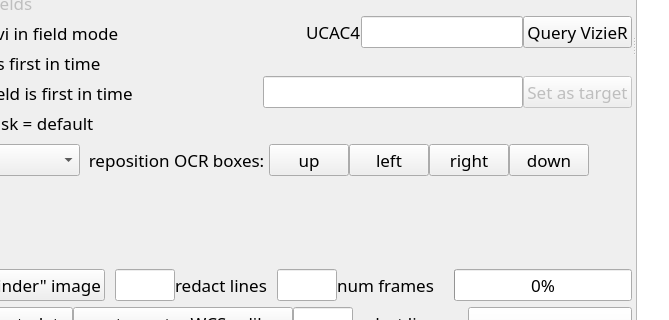
Qt form src/pymovie/PyMovie.ui (bob-anderson-ok/pymovie) before a commit; both pictures show x 107 to 776 and y 323 to 643 of the 1072 by 996 pixel window.
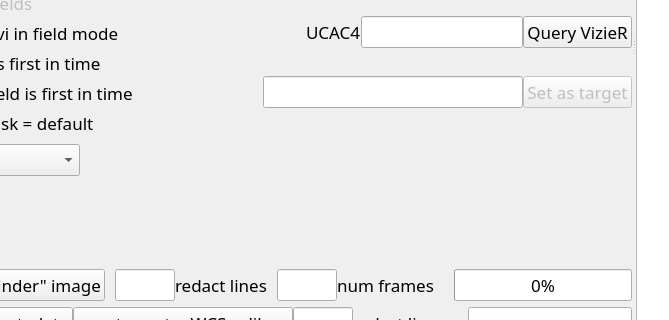
The same form after that commit. Custom widgets are drawn as their Qt base class.

Commit message: v1.2.4 adds easy jogging of all ocr boxes via arrow keys

Diff of the .ui file:
```diff
--- a/src/pymovie/PyMovie.ui
+++ b/src/pymovie/PyMovie.ui
@@ -898,80 +898,6 @@
              </property>
             </widget>
            </item>
-           <item>
-            <widget class="QLabel" name="repositionOcrBoxesLabel">
-             <property name="toolTip">
-              <string>&lt;html&gt;&lt;head/&gt;&lt;body&gt;&lt;p&gt;Because of the way that frame grabbers work, it will often be the case that the character selection boxes are not perfectly aligned. Different frame grabbers will trim a different number of lines from the top and bottom of the display --- there is no standard govening this. So, you may well need to shift the position of the character selection box constellation to match your camera/frame-grabber combination. The position changes that you make will be 'sticky', so if your equipment pipeline doesn't change, you will only need to make this alignment once.&lt;/p&gt;&lt;p&gt;The buttons to the right move the entire constellation of OCR selection boxes.&lt;/p&gt;&lt;p&gt;An individual OCR selection box can be jogged left or right or up or down by right-clicking on a specific OCR box and selecting Enable jogging so that pressing an arrow key will produce the disered movement. More than one ocr box can be 'joggable' at a time. Do NOT interchange the positions of boxes as there is a specific left to right character sequence that must be maintained for the timestamp formatting routines to work correctly.&lt;/p&gt;&lt;/body&gt;&lt;/html&gt;</string>
-             </property>
-             <property name="text">
-              <string>  reposition OCR boxes: </string>
-             </property>
-            </widget>
-           </item>
-           <item>
-            <widget class="QPushButton" name="jogOcrBoxesUpButton">
-             <property name="minimumSize">
-              <size>
-               <width>72</width>
-               <height>0</height>
-              </size>
-             </property>
-             <property name="toolTip">
-              <string>&lt;html&gt;&lt;head/&gt;&lt;body&gt;&lt;p&gt;Jog the complete constellation of OCR character selection boxes up one pixel.&lt;/p&gt;&lt;p&gt;This must be done on &lt;span style=&quot; font-weight:600; color:#fc0107;&quot;&gt;other than frame 0&lt;/span&gt; (enforced by the program) because the frame 0 image is often not representative of the images that follow, so we don't want to change OCR selection box positions based on that frame.&lt;/p&gt;&lt;/body&gt;&lt;/html&gt;</string>
-             </property>
-             <property name="text">
-              <string>up</string>
-             </property>
-            </widget>
-           </item>
-           <item>
-            <widget class="QPushButton" name="jogOcrBoxesLeftButton">
-             <property name="minimumSize">
-              <size>
-               <width>72</width>
-               <height>0</height>
-              </size>
-             </property>
-             <property name="toolTip">
-              <string>&lt;html&gt;&lt;head/&gt;&lt;body&gt;&lt;p&gt;Jog the complete constellation of OCR character selection boxes left one pixel.&lt;/p&gt;&lt;p&gt;This must be done on &lt;span style=&quot; font-weight:600; color:#fc0107;&quot;&gt;other than frame 0&lt;/span&gt; (enforced by the program) because the frame 0 image is often not representative of the images that follow, so we don't want to change OCR selection box positions based on that frame.&lt;/p&gt;&lt;/body&gt;&lt;/html&gt;</string>
-             </property>
-             <property name="text">
-              <string>left</string>
-             </property>
-            </widget>
-           </item>
-           <item>
-            <widget class="QPushButton" name="jogOcrBoxesRightButton">
-             <property name="minimumSize">
-              <size>
-               <width>72</width>
-               <height>0</height>
-              </size>
-             </property>
-             <property name="toolTip">
-              <string>&lt;html&gt;&lt;head/&gt;&lt;body&gt;&lt;p&gt;Jog the complete constellation of OCR character selection boxes right one pixel.&lt;/p&gt;&lt;p&gt;This must be done on &lt;span style=&quot; font-weight:600; color:#fc0107;&quot;&gt;other than frame 0&lt;/span&gt; (enforced by the program) because the frame 0 image is often not representative of the images that follow, so we don't want to change OCR selection box positions based on that frame.&lt;/p&gt;&lt;/body&gt;&lt;/html&gt;</string>
-             </property>
-             <property name="text">
-              <string>right</string>
-             </property>
-            </widget>
-           </item>
-           <item>
-            <widget class="QPushButton" name="jogOcrBoxesDownButton">
-             <property name="minimumSize">
-              <size>
-               <width>72</width>
-               <height>0</height>
-              </size>
-             </property>
-             <property name="toolTip">
-              <string>&lt;html&gt;&lt;head/&gt;&lt;body&gt;&lt;p&gt;Jog the complete constellation of OCR character selection boxes down one pixel.&lt;/p&gt;&lt;p&gt;This must be done on &lt;span style=&quot; font-weight:600; color:#fc0107;&quot;&gt;other than frame 0&lt;/span&gt; (enforced by the program) because the frame 0 image is often not representative of the images that follow, so we don't want to change OCR selection box positions based on that frame.&lt;/p&gt;&lt;/body&gt;&lt;/html&gt;</string>
-             </property>
-             <property name="text">
-              <string>down</string>
-             </property>
-            </widget>
-           </item>
            <item>
             <spacer name="horizontalSpacer_10">
              <property name="orientation">
```
Left out of the diff: 2 changed lines with no effect on the pictures. The commit also changes 6 other files.
